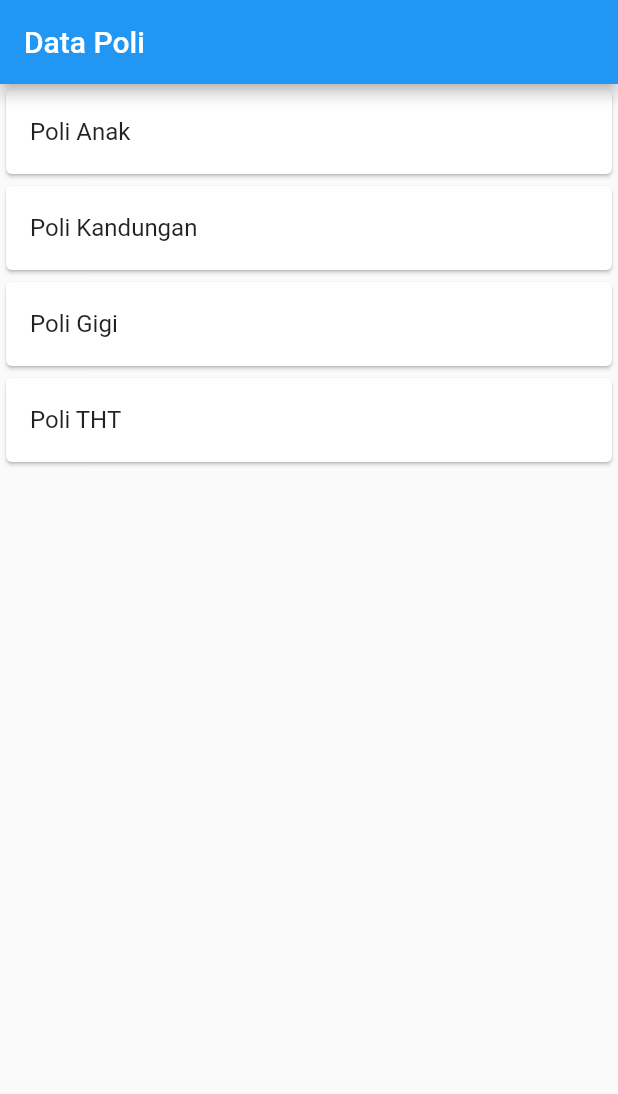
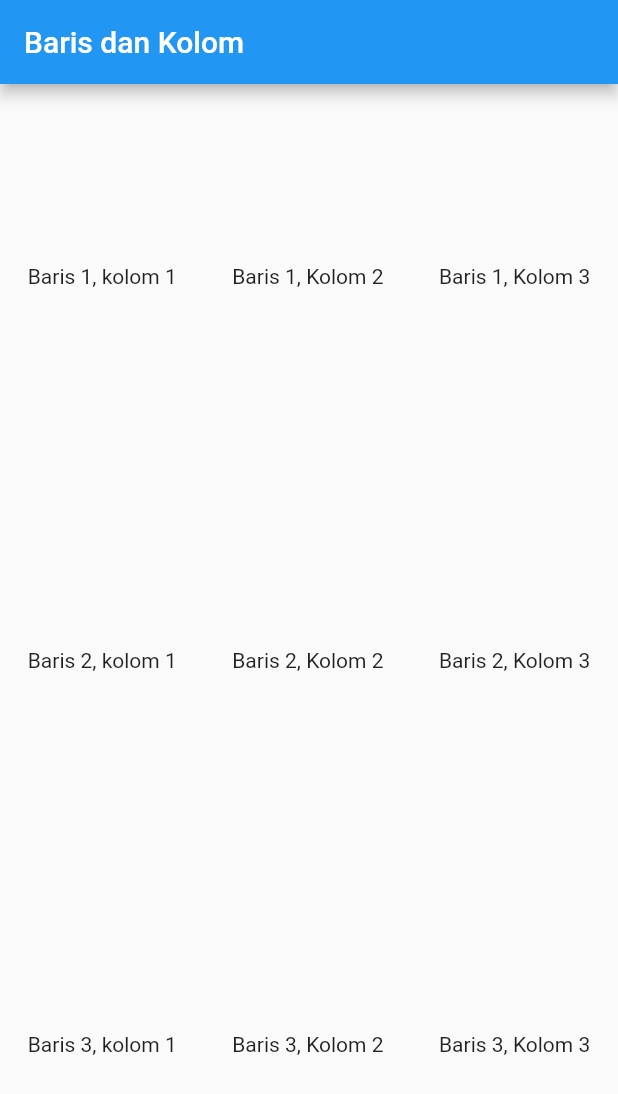
Before and after one commit to Ariagg/belajar-flutter, a Flutter app: the screen it shows after launch, on a phone screen of 412 x 824 dp. Shown: the top 1094 px of the screen. Run offline on Flutter 3.47's test engine with Material 2 defaults, Android fonts, the phone set to English and light mode, and no system bars.

Commit message:
Mengerjakan Tugas Pertemuan 3
baris_kolom

```diff
--- a/lib/baris_kolom.dart
+++ b/lib/baris_kolom.dart
@@ -1,20 +1,64 @@
 import 'package:flutter/material.dart';
-import 'collumn_widget.dart';
-import 'row_widget.dart';
 
-class Bariskolom extends StatelessWidget {
-  const Bariskolom({Key? key}) : super(key: key);
-
+class bariskolom extends StatelessWidget {
+  const bariskolom({Key? key}) : super(key: key);
   @override
   Widget build(BuildContext context) {
-    return Scaffold(
-      appBar: AppBar(
-        title: const Text("Belajar Baris Kolom"),
-      ),
-      body: Column(
-        children: [
-          Row(Text("Row 1"), Text("Row 2"), Text("Row 3"), Text("Row 4")),
-        ],
+    return MaterialApp(
+      title: 'Baris dan Kolom',
+      home: Scaffold(
+        appBar: AppBar(
+          title: Text('Baris dan Kolom'),
+        ),
+        body: Center(
+          child: Column(
+            mainAxisAlignment: MainAxisAlignment.spaceAround,
+            children: <Widget>[
+              Row(
+                mainAxisAlignment: MainAxisAlignment.spaceAround,
+                children: <Widget>[
+                  Text(
+                    'Baris 1, kolom 1'
+                  ),
+                  Text(
+                    'Baris 1, Kolom 2'
+                  ),
+                  Text(
+                    'Baris 1, Kolom 3'
+                  ),
+                ],
+              ),
+              Row(
+                mainAxisAlignment: MainAxisAlignment.spaceAround,
+                children: <Widget>[
+                  Text(
+                    'Baris 2, kolom 1'
+                  ),
+                  Text(
+                    'Baris 2, Kolom 2'
+                  ),
+                  Text(
+                    'Baris 2, Kolom 3'
+                  ),
+                ],
+              ),
+              Row(
+                mainAxisAlignment: MainAxisAlignment.spaceAround,
+                children: <Widget>[
+                  Text(
+                    'Baris 3, kolom 1'
+                  ),
+                  Text(
+                    'Baris 3, Kolom 2'
+                  ),
+                  Text(
+                    'Baris 3, Kolom 3'
+                  ),
+                ],
+              ),
+            ],
+          ),
+        ),
       ),
     );
   }
--- a/lib/main.dart
+++ b/lib/main.dart
@@ -1,18 +1,19 @@
 import 'package:flutter/material.dart';
-import '/ui/poli_page.dart';
+import 'baris_kolom.dart';
 
 void main() => runApp(MyApp());
 
-class MyApp extends StatelessWidget {
+class MyApp  extends StatelessWidget {
   @override
   Widget build(BuildContext context) {
     return MaterialApp(
-      title: 'klinik APP',
-      debugShowCheckedModeBanner: false,
-      home: PoliPage(),
+      title: 'Klinik App',
+      debugShowCheckedModeBanner:  false,
+      home: bariskolom(),
     );
   }
 }
+
 
 class MyHomePage extends StatefulWidget {
   const MyHomePage({super.key, required this.title});
```
